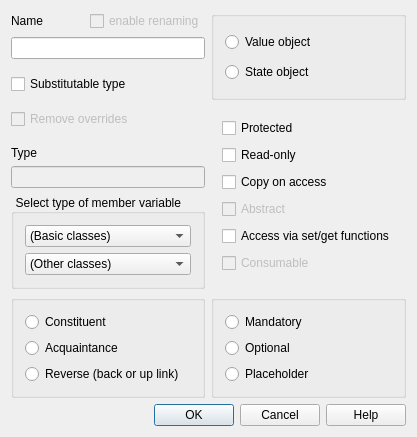
The window that lavape/src/LavaPE_UI/idd_attrbox.ui (berkus/lavape) describes before a commit, drawn with Qt 5.
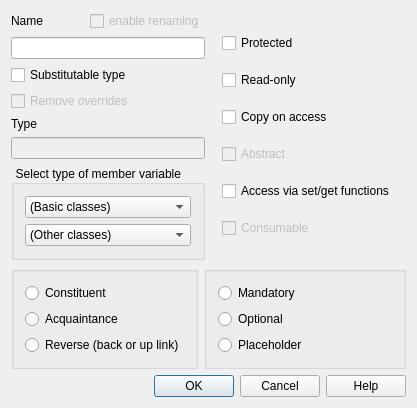
The same window after the commit.

```diff
--- a/lavape/src/LavaPE_UI/idd_attrbox.ui
+++ b/lavape/src/LavaPE_UI/idd_attrbox.ui
@@ -5,31 +5,40 @@
    <rect>
     <x>0</x>
     <y>0</y>
-    <width>377</width>
-    <height>437</height>
+    <width>379</width>
+    <height>389</height>
    </rect>
   </property>
   <property name="windowTitle" >
    <string>Member variable</string>
   </property>
   <layout class="QVBoxLayout" >
+   <item>
+    <layout class="QHBoxLayout" >
+     <item>
+      <layout class="QVBoxLayout" >
+       <item>
+        <layout class="QVBoxLayout" >
    <property name="spacing" >
     <number>6</number>
    </property>
    <property name="leftMargin" >
-    <number>11</number>
+          <number>0</number>
    </property>
    <property name="topMargin" >
-    <number>11</number>
+          <number>0</number>
    </property>
    <property name="rightMargin" >
-    <number>11</number>
+          <number>0</number>
    </property>
    <property name="bottomMargin" >
-    <number>11</number>
+          <number>0</number>
    </property>
    <item>
-    <layout class="QGridLayout" >
+          <layout class="QHBoxLayout" >
+           <property name="spacing" >
+            <number>6</number>
+           </property>
      <property name="leftMargin" >
       <number>0</number>
      </property>
@@ -42,13 +51,41 @@
      <property name="bottomMargin" >
       <number>0</number>
      </property>
-     <property name="horizontalSpacing" >
-      <number>6</number>
-     </property>
-     <property name="verticalSpacing" >
-      <number>6</number>
-     </property>
-     <item rowspan="2" row="1" column="0" >
+           <item>
+            <widget class="QLabel" name="Label_IDC_STATIC67" >
+             <property name="focusPolicy" >
+              <enum>Qt::NoFocus</enum>
+             </property>
+             <property name="text" >
+              <string>Name</string>
+             </property>
+            </widget>
+           </item>
+           <item>
+            <widget class="QCheckBox" name="EnableName" >
+             <property name="enabled" >
+              <bool>false</bool>
+             </property>
+             <property name="text" >
+              <string>enable renaming</string>
+             </property>
+            </widget>
+           </item>
+          </layout>
+         </item>
+         <item>
+          <widget class="QLineEdit" name="NewName" >
+           <property name="focusPolicy" >
+            <enum>Qt::StrongFocus</enum>
+           </property>
+           <property name="alignment" >
+            <set>Qt::AlignLeading</set>
+           </property>
+          </widget>
+         </item>
+        </layout>
+       </item>
+       <item>
       <layout class="QVBoxLayout" >
        <property name="spacing" >
         <number>6</number>
@@ -84,58 +121,7 @@
        </item>
       </layout>
      </item>
-     <item row="4" column="1" >
-      <widget class="QGroupBox" name="BGroup_Mode" >
-       <layout class="QVBoxLayout" >
-        <property name="spacing" >
-         <number>6</number>
-        </property>
-        <property name="leftMargin" >
-         <number>11</number>
-        </property>
-        <property name="topMargin" >
-         <number>11</number>
-        </property>
-        <property name="rightMargin" >
-         <number>11</number>
-        </property>
-        <property name="bottomMargin" >
-         <number>11</number>
-        </property>
         <item>
-         <widget class="QRadioButton" name="Mandatory" >
-          <property name="focusPolicy" >
-           <enum>Qt::StrongFocus</enum>
-          </property>
-          <property name="text" >
-           <string>Mandatory</string>
-          </property>
-         </widget>
-        </item>
-        <item>
-         <widget class="QRadioButton" name="Optional" >
-          <property name="focusPolicy" >
-           <enum>Qt::StrongFocus</enum>
-          </property>
-          <property name="text" >
-           <string>Optional</string>
-          </property>
-         </widget>
-        </item>
-        <item>
-         <widget class="QRadioButton" name="Placeholder" >
-          <property name="focusPolicy" >
-           <enum>Qt::StrongFocus</enum>
-          </property>
-          <property name="text" >
-           <string>Placeholder</string>
-          </property>
-         </widget>
-        </item>
-       </layout>
-      </widget>
-     </item>
-     <item row="3" column="0" >
       <layout class="QVBoxLayout" >
        <property name="spacing" >
         <number>6</number>
@@ -225,7 +211,9 @@
        </item>
       </layout>
      </item>
-     <item rowspan="2" row="2" column="1" >
+      </layout>
+     </item>
+     <item>
       <layout class="QVBoxLayout" >
        <property name="spacing" >
         <number>6</number>
@@ -287,6 +275,12 @@
        </item>
        <item>
         <widget class="QCheckBox" name="SetGet" >
+         <property name="sizePolicy" >
+          <sizepolicy vsizetype="Fixed" hsizetype="MinimumExpanding" >
+           <horstretch>0</horstretch>
+           <verstretch>0</verstretch>
+          </sizepolicy>
+         </property>
          <property name="focusPolicy" >
           <enum>Qt::StrongFocus</enum>
          </property>
@@ -310,8 +304,18 @@
        </item>
       </layout>
      </item>
-     <item row="4" column="0" >
+    </layout>
+   </item>
+   <item>
+    <layout class="QHBoxLayout" >
+     <item>
       <widget class="QGroupBox" name="BGroup_KindOfRef" >
+       <property name="sizePolicy" >
+        <sizepolicy vsizetype="MinimumExpanding" hsizetype="Preferred" >
+         <horstretch>0</horstretch>
+         <verstretch>0</verstretch>
+        </sizepolicy>
+       </property>
        <layout class="QVBoxLayout" >
         <property name="spacing" >
          <number>6</number>
@@ -361,109 +365,57 @@
        </layout>
       </widget>
      </item>
-     <item row="0" column="0" >
+     <item>
+      <widget class="QGroupBox" name="BGroup_Mode" >
+       <property name="sizePolicy" >
+        <sizepolicy vsizetype="Preferred" hsizetype="MinimumExpanding" >
+         <horstretch>0</horstretch>
+         <verstretch>0</verstretch>
+        </sizepolicy>
+       </property>
       <layout class="QVBoxLayout" >
        <property name="spacing" >
         <number>6</number>
        </property>
        <property name="leftMargin" >
-        <number>0</number>
+         <number>11</number>
        </property>
        <property name="topMargin" >
-        <number>0</number>
+         <number>11</number>
        </property>
        <property name="rightMargin" >
-        <number>0</number>
+         <number>11</number>
        </property>
        <property name="bottomMargin" >
-        <number>0</number>
+         <number>11</number>
        </property>
        <item>
-        <layout class="QHBoxLayout" >
-         <property name="spacing" >
-          <number>6</number>
-         </property>
-         <property name="leftMargin" >
-          <number>0</number>
-         </property>
-         <property name="topMargin" >
-          <number>0</number>
-         </property>
-         <property name="rightMargin" >
-          <number>0</number>
-         </property>
-         <property name="bottomMargin" >
-          <number>0</number>
-         </property>
-         <item>
-          <widget class="QLabel" name="Label_IDC_STATIC67" >
+         <widget class="QRadioButton" name="Mandatory" >
            <property name="focusPolicy" >
             <enum>Qt::NoFocus</enum>
            </property>
            <property name="text" >
-            <string>Name</string>
+           <string>Mandatory</string>
            </property>
           </widget>
          </item>
          <item>
-          <widget class="QCheckBox" name="EnableName" >
-           <property name="enabled" >
-            <bool>false</bool>
-           </property>
-           <property name="text" >
-            <string>enable renaming</string>
-           </property>
-          </widget>
-         </item>
-        </layout>
-       </item>
-       <item>
-        <widget class="QLineEdit" name="NewName" >
+         <widget class="QRadioButton" name="Optional" >
          <property name="focusPolicy" >
           <enum>Qt::StrongFocus</enum>
          </property>
-         <property name="alignment" >
-          <set>Qt::AlignLeading</set>
-         </property>
-        </widget>
-       </item>
-      </layout>
-     </item>
-     <item rowspan="2" row="0" column="1" >
-      <widget class="QGroupBox" name="BGroup_ObjCat" >
-       <layout class="QVBoxLayout" >
-        <property name="spacing" >
-         <number>6</number>
-        </property>
-        <property name="leftMargin" >
-         <number>11</number>
-        </property>
-        <property name="topMargin" >
-         <number>11</number>
-        </property>
-        <property name="rightMargin" >
-         <number>11</number>
-        </property>
-        <property name="bottomMargin" >
-         <number>11</number>
-        </property>
-        <item>
-         <widget class="QRadioButton" name="ValueObject" >
-          <property name="focusPolicy" >
-           <enum>Qt::StrongFocus</enum>
-          </property>
           <property name="text" >
-           <string>Value object</string>
+           <string>Optional</string>
           </property>
          </widget>
         </item>
         <item>
-         <widget class="QRadioButton" name="StateObject" >
+         <widget class="QRadioButton" name="Placeholder" >
           <property name="focusPolicy" >
            <enum>Qt::StrongFocus</enum>
           </property>
           <property name="text" >
-           <string>State object</string>
+           <string>Placeholder</string>
           </property>
          </widget>
         </item>
```
Left out of the diff: 4 changed lines with no effect on the pictures. Lines whose indentation alone changed are shown as unchanged.
